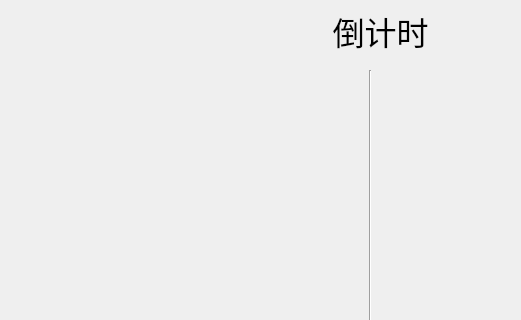
This is ui/mainwindow.ui in Chen-UwU/countdown as Qt 5 draws it before an edit; both pictures show x 0 to 521 and y 0 to 320 of the 800 by 600 pixel window. The edited form follows.
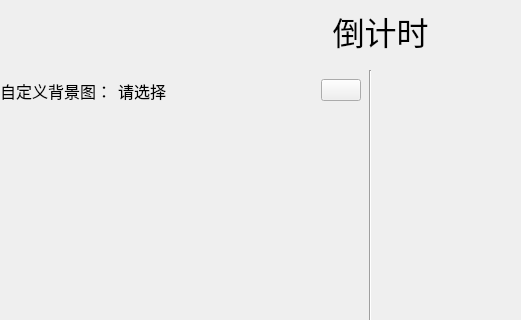
This is the edited form. Icons and pictures are not drawn.

Commit message: 更新了UI

```diff
--- a/ui/mainwindow.ui
+++ b/ui/mainwindow.ui
@@ -67,6 +67,84 @@
      <enum>Qt::Vertical</enum>
     </property>
    </widget>
+   <widget class="QWidget" name="horizontalLayoutWidget">
+    <property name="geometry">
+     <rect>
+      <x>0</x>
+      <y>70</y>
+      <width>361</width>
+      <height>41</height>
+     </rect>
+    </property>
+    <layout class="QHBoxLayout" name="horizontalLayout">
+     <item>
+      <widget class="QLabel" name="label_2">
+       <property name="font">
+        <font>
+         <pointsize>12</pointsize>
+        </font>
+       </property>
+       <property name="text">
+        <string>自定义背景图：</string>
+       </property>
+      </widget>
+     </item>
+     <item>
+      <widget class="QLabel" name="lb_diy_pic_path">
+       <property name="font">
+        <font>
+         <pointsize>12</pointsize>
+        </font>
+       </property>
+       <property name="text">
+        <string>请选择</string>
+       </property>
+      </widget>
+     </item>
+     <item>
+      <spacer name="horizontalSpacer">
+       <property name="orientation">
+        <enum>Qt::Horizontal</enum>
+       </property>
+       <property name="sizeHint" stdset="0">
+        <size>
+         <width>40</width>
+         <height>20</height>
+        </size>
+       </property>
+      </spacer>
+     </item>
+     <item>
+      <widget class="QPushButton" name="pushButton">
+       <property name="autoFillBackground">
+        <bool>false</bool>
+       </property>
+       <property name="styleSheet">
+        <string notr="true"/>
+       </property>
+       <property name="inputMethodHints">
+        <set>Qt::ImhNone</set>
+       </property>
+       <property name="text">
+        <string/>
+       </property>
+       <property name="icon">
+        <iconset>
+         <normaloff>resource/upload.svg</normaloff>resource/upload.svg</iconset>
+       </property>
+       <property name="autoDefault">
+        <bool>false</bool>
+       </property>
+       <property name="default">
+        <bool>false</bool>
+       </property>
+       <property name="flat">
+        <bool>false</bool>
+       </property>
+      </widget>
+     </item>
+    </layout>
+   </widget>
   </widget>
   <widget class="QMenuBar" name="menubar">
    <property name="geometry">
```
